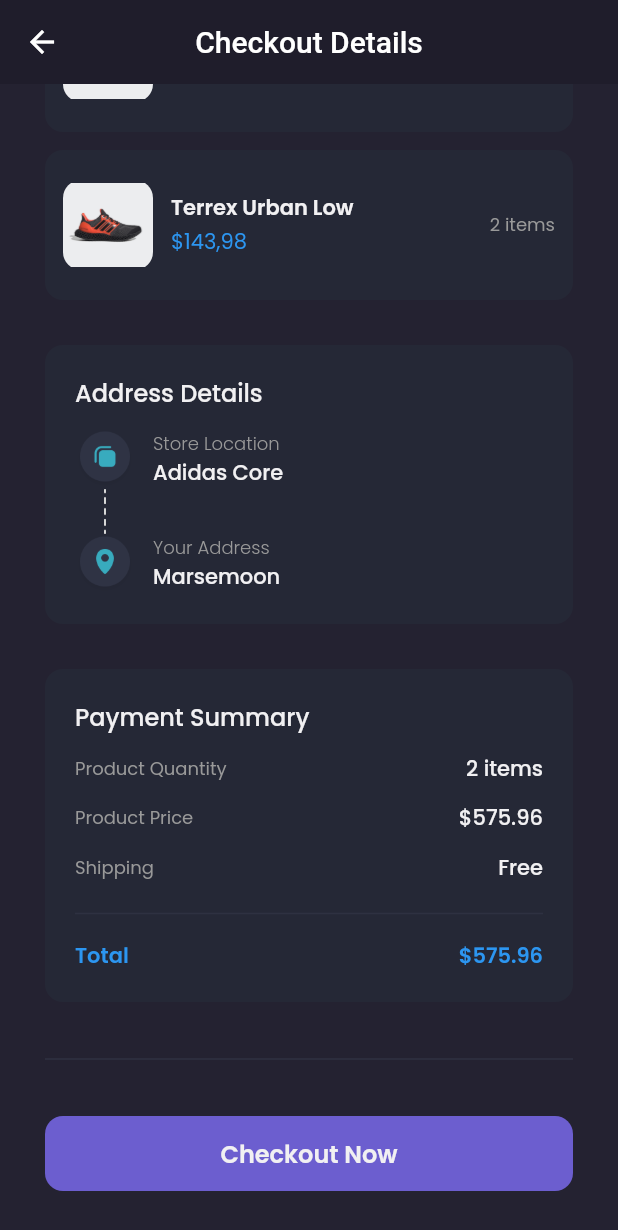
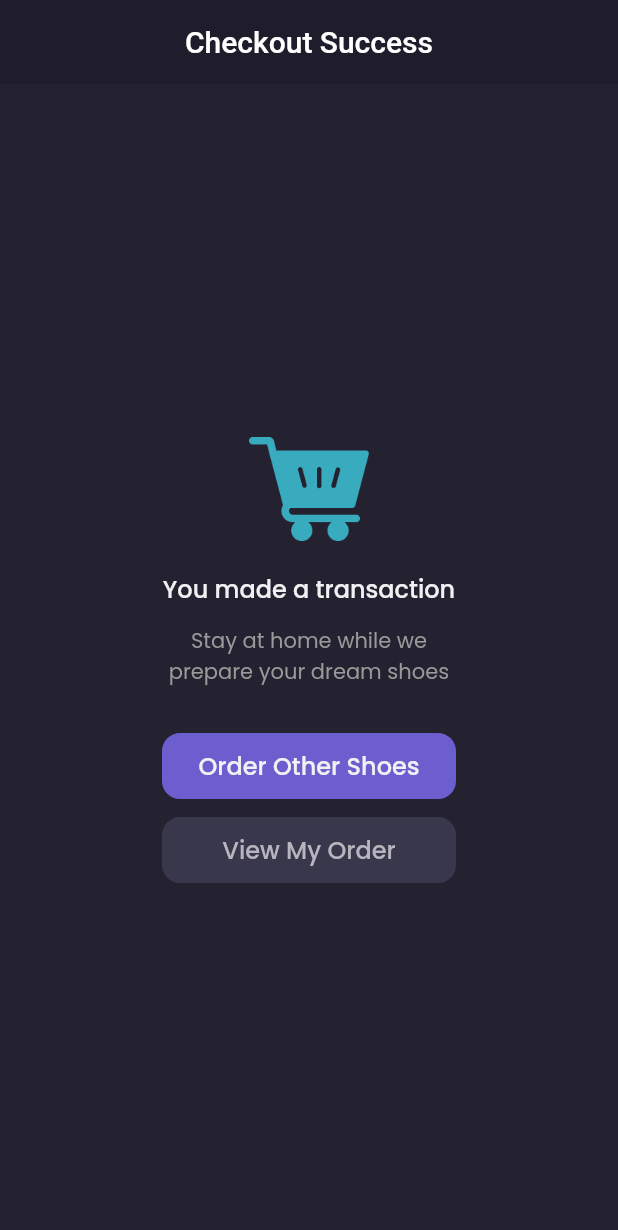
Before and after one commit to rizshirazy/shamo-flutter, a Flutter app: the CheckoutPage screen opened by its route, scrolled down 134 dp, after a tap on "Checkout Now", on a phone screen of 412 x 824 dp. Shown: the top 1230 px of the screen. Run offline on Flutter 3.47's test engine with Material 2 defaults, Android fonts, the phone set to English and light mode, and no system bars; our stand-ins replace carousel_slider, google_fonts.

Commit message:
slicing checkout success page

```diff
--- a/lib/main.dart
+++ b/lib/main.dart
@@ -1,6 +1,7 @@
 import 'package:flutter/material.dart';
 import 'package:shamo/pages/cart_page.dart';
 import 'package:shamo/pages/checkout_page.dart';
+import 'package:shamo/pages/checkout_success_page.dart';
 import 'package:shamo/pages/detail_chat_page.dart';
 import 'package:shamo/pages/edit_profile_page.dart';
 import 'package:shamo/pages/home/main_page.dart';
@@ -27,6 +28,7 @@ class MyApp extends StatelessWidget {
         '/product': (context) => ProductPage(),
         '/cart': (context) => CartPage(),
         '/checkout': (context) => CheckoutPage(),
+        '/checkout-success': (context) => CheckoutSuccessPage(),
       },
     );
   }
--- a/lib/pages/checkout_page.dart
+++ b/lib/pages/checkout_page.dart
@@ -225,7 +225,13 @@ class CheckoutPage extends StatelessWidget {
             width: double.infinity,
             margin: EdgeInsets.symmetric(vertical: defaultMargin),
             child: TextButton(
-              onPressed: () {},
+              onPressed: () {
+                Navigator.pushNamedAndRemoveUntil(
+                  context,
+                  '/checkout-success',
+                  (route) => false,
+                );
+              },
               style: TextButton.styleFrom(
                 backgroundColor: primaryColor,
                 shape: RoundedRectangleBorder(
--- /dev/null
+++ b/lib/pages/checkout_success_page.dart
@@ -0,0 +1,97 @@
+import 'package:flutter/material.dart';
+import 'package:shamo/theme.dart';
+
+class CheckoutSuccessPage extends StatelessWidget {
+  const CheckoutSuccessPage({Key? key}) : super(key: key);
+
+  @override
+  Widget build(BuildContext context) {
+    PreferredSizeWidget header() {
+      return AppBar(
+        elevation: 0,
+        backgroundColor: bgColor1,
+        centerTitle: true,
+        title: Text('Checkout Success'),
+      );
+    }
+
+    Widget content() {
+      return Center(
+        child: Column(
+          mainAxisAlignment: MainAxisAlignment.center,
+          children: [
+            Image.asset(
+              'assets/icon_empty_cart.png',
+              width: 80,
+            ),
+            SizedBox(height: 20),
+            Text(
+              'You made a transaction',
+              style: primaryTextStyle.copyWith(
+                fontSize: 16,
+                fontWeight: medium,
+              ),
+            ),
+            SizedBox(height: 12),
+            Text(
+              'Stay at home while we\nprepare your dream shoes',
+              style: secondaryTextStyle,
+              textAlign: TextAlign.center,
+            ),
+            Container(
+              height: 44,
+              width: 196,
+              margin: EdgeInsets.only(top: defaultMargin),
+              child: TextButton(
+                onPressed: () {
+                  Navigator.pushNamedAndRemoveUntil(
+                      context, '/home', (route) => false);
+                },
+                style: TextButton.styleFrom(
+                  backgroundColor: primaryColor,
+                  shape: RoundedRectangleBorder(
+                    borderRadius: BorderRadius.circular(12),
+                  ),
+                ),
+                child: Text(
+                  'Order Other Shoes',
+                  style: primaryTextStyle.copyWith(
+                    fontSize: 16,
+                    fontWeight: medium,
+                  ),
+                ),
+              ),
+            ),
+            Container(
+              height: 44,
+              width: 196,
+              margin: EdgeInsets.only(top: 12),
+              child: TextButton(
+                onPressed: () {},
+                style: TextButton.styleFrom(
+                  backgroundColor: Color(0xff39374B),
+                  shape: RoundedRectangleBorder(
+                    borderRadius: BorderRadius.circular(12),
+                  ),
+                ),
+                child: Text(
+                  'View My Order',
+                  style: primaryTextStyle.copyWith(
+                      fontSize: 16,
+                      fontWeight: medium,
+                      color: Color(0xffB7B6BF)),
+                ),
+              ),
+            )
+          ],
+        ),
+      );
+    }
+
+    return Scaffold(
+      backgroundColor: bgColor3,
+      appBar: header(),
+      body: content(),
+    );
+  }
+}
```
